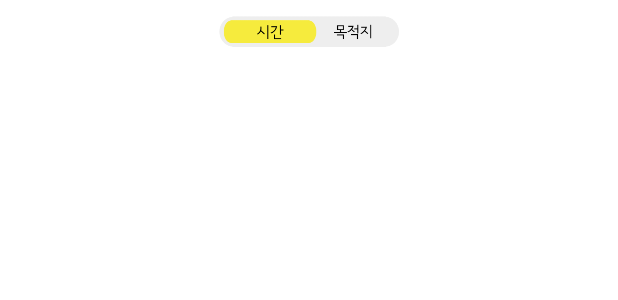
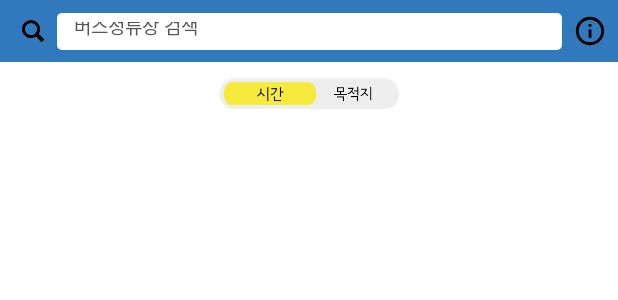
Before and after one commit to inu-appcenter/INU-Bus-Android, an Android app: the layout activity_main.xml on its own in the app's theme, with its tools: preview values and no code run, on a phone screen of 412 x 824 dp. Shown: the top 300 px of the screen. Run offline under Robolectric (Android 15) with nearby library versions, the phone set to English and light mode, and no system bars.

Commit message:
액션바를 툴바로 적용

```diff
--- a/app/src/main/res/layout/activity_main.xml
+++ b/app/src/main/res/layout/activity_main.xml
@@ -1,9 +1,4 @@
 <?xml version="1.0" encoding="utf-8"?>
-<android.support.v4.widget.DrawerLayout
-    xmlns:android="http://schemas.android.com/apk/res/android"
-    android:id="@+id/drawer_layout"
-    android:layout_width="match_parent"
-    android:layout_height="match_parent">
 <LinearLayout
     xmlns:android="http://schemas.android.com/apk/res/android"
     xmlns:app="http://schemas.android.com/apk/res-auto"
@@ -13,6 +8,25 @@
     android:orientation="vertical"
     tools:context="com.bungabear.inubus.MainActiviry">
 
+    <android.support.v7.widget.Toolbar
+        android:id="@+id/toolbar"
+        android:layout_width="match_parent"
+        android:layout_height="@dimen/actionbar_height"
+        app:contentInsetLeft="0dp"
+        app:contentInsetStart="0dp">
+
+        <include layout="@layout/custom_actionbar"/>
+
+    </android.support.v7.widget.Toolbar>
+    <android.support.v4.widget.DrawerLayout
+        android:id="@+id/drawer_layout"
+        android:layout_width="match_parent"
+        android:layout_height="match_parent">
+
+        <LinearLayout
+            android:layout_width="match_parent"
+            android:layout_height="match_parent"
+            android:orientation="vertical">
             <ToggleButton
                 android:id="@+id/fragment_toggle"
                 android:layout_width="@dimen/toggle_width"
@@ -32,6 +46,8 @@
                 android:orientation="vertical">
 
             </LinearLayout>
+
+
         </LinearLayout>
         <android.support.design.widget.NavigationView
             android:id="@+id/nvView"
@@ -44,3 +60,4 @@
 
         </android.support.design.widget.NavigationView>
     </android.support.v4.widget.DrawerLayout>
+</LinearLayout>
--- a/app/src/main/res/layout/custom_actionbar.xml
+++ b/app/src/main/res/layout/custom_actionbar.xml
@@ -1,12 +1,13 @@
 <?xml version="1.0" encoding="utf-8"?>
-<android.support.constraint.ConstraintLayout xmlns:android="http://schemas.android.com/apk/res/android"
+<android.support.constraint.ConstraintLayout
+    xmlns:android="http://schemas.android.com/apk/res/android"
     xmlns:app="http://schemas.android.com/apk/res-auto"
     android:layout_width="match_parent"
     android:layout_height="@dimen/actionbar_height"
-    xmlns:tools="http://schemas.android.com/tools"
     android:layout_margin="0dp"
     android:background="@color/colorPrimary">
 
+    <!-- 더미 포커스 삭제금지 -->
     <ImageView
         android:id="@+id/iv_magicon"
         android:layout_width="@dimen/searchview_magicon_size"
@@ -18,8 +19,10 @@
         app:layout_constraintRight_toLeftOf="@id/search_view"
         app:layout_constraintTop_toTopOf="parent"
         android:layout_marginLeft="@dimen/searchview_magicon_margin_left"
-        android:layout_marginRight="@dimen/searchview_magicon_margin_right"/>
-
+        android:layout_marginRight="@dimen/searchview_magicon_margin_right"
+        android:focusable="true"
+        android:focusableInTouchMode="true"
+        />
 
     <AutoCompleteTextView
         android:id="@+id/search_view"
@@ -40,7 +43,6 @@
         app:layout_constraintTop_toTopOf="parent"
         />
 
-
     <ImageView
         android:id="@+id/actionbar_btn_info"
         android:layout_width="@dimen/infoicon_size"
@@ -54,5 +56,4 @@
         android:layout_marginLeft="@dimen/infoicon_margin_right"
         />
 
-
 </android.support.constraint.ConstraintLayout>
--- a/app/src/main/res/values-v23/styles.xml
+++ b/app/src/main/res/values-v23/styles.xml
@@ -1,6 +1,6 @@
 <resources>
 
-    <style name="AppTheme" parent="@style/AppBaseTheme">
+    <style name="AppTheme" parent="@style/Theme.AppCompat.Light">
         <!--<item name="android:actionBarStyle">@style/MyActionBar</item>-->
         <item name="colorPrimary">@color/colorPrimary</item>
         <item name="colorPrimaryDark">@color/colorPrimaryDark_v23</item>
@@ -9,6 +9,8 @@
         <item name="android:windowContentTransitions">true</item>
         <item name="android:actionBarSize">@dimen/actionbar_height</item>
         <item name="actionBarSize">@dimen/actionbar_height</item>
+        <item name="windowActionBar">false</item>
+        <item name="windowNoTitle">true</item>
         <!--<item name="android:navigationBarColor">@android:color/white</item>-->
 
         <!-- 스테이터스바 아이콘을 밝은색으로.-->
@@ -25,6 +27,4 @@
 
     </style>
 
-
-
 </resources>
--- a/app/src/main/res/values/styles.xml
+++ b/app/src/main/res/values/styles.xml
@@ -1,26 +1,14 @@
 <resources>
 
-    <style name="AppTheme" parent="@style/AppBaseTheme">
+    <style name="AppTheme" parent="@style/Theme.AppCompat.Light">
         <item name="colorPrimary">@color/colorPrimary</item>
         <item name="colorPrimaryDark">@color/colorPrimaryDark</item>
         <item name="android:windowBackground">@android:color/white</item>
         <item name="android:actionBarSize">@dimen/actionbar_height</item>
         <item name="actionBarSize">@dimen/actionbar_height</item>
+        <item name="windowActionBar">false</item>
+        <item name="windowNoTitle">true</item>
     </style>
-
-    <!-- 액션바 색상 지정 -->
-    <style name="AppBaseTheme" parent="@style/Theme.AppCompat.Light.DarkActionBar">
-        <item name="actionBarStyle">@style/MyActionBar</item>
-    </style>
-
-    <style name="MyActionBar" parent="@style/Widget.AppCompat.ActionBar.Solid">
-        <item name="titleTextStyle">@style/MyTitleTextStyle</item>
-    </style>
-
-    <style name="MyTitleTextStyle" parent="@style/TextAppearance.AppCompat.Widget.ActionBar.Title">
-        <item name="android:textColor">@color/colorAccent</item>
-    </style>
-    <!-- 액션바 색상 지정 끝 -->
 
     <!-- 다이얼로그 테마-->
     <style name="AppTheme.Dialog" parent="Theme.AppCompat.Light.Dialog.Alert">
@@ -35,21 +23,4 @@
         <item name="colorPrimaryDark">@color/colorPrimaryDark</item>
     </style>
 
-    <!-- 스플래시 로고 모핑 시간 -->
-    <integer name="pathMorphStartOffset">0</integer>
-    <integer name="pathMorphDuration">800</integer>
-    <!-- 모핑 이후 나머지 나타내기 값. startoffset은 위에 모핑 두개를 더하는걸 추천 -->
-    <integer name="alphaToShowStartOffset">500</integer>
-    <integer name="alphaToShowDuration">500</integer>
-
-    <!-- 탭 아이콘 애니메이션 속도-->
-    <integer name="animation_speed">2000</integer>
-
-
-    <!-- SvgAnimated 값 -->
-    <integer name="traceTime">500</integer>
-    <integer name="tracePerGlyph">500</integer>
-    <integer name="fillStart">300</integer>
-    <integer name="fillTime">500</integer>
-
 </resources>
```
Also changed, not shown: app/src/main/java/com/bungabear/inubus/MainActiviry.java (+3 -15 lines). Lines whose indentation alone changed are shown as unchanged.
